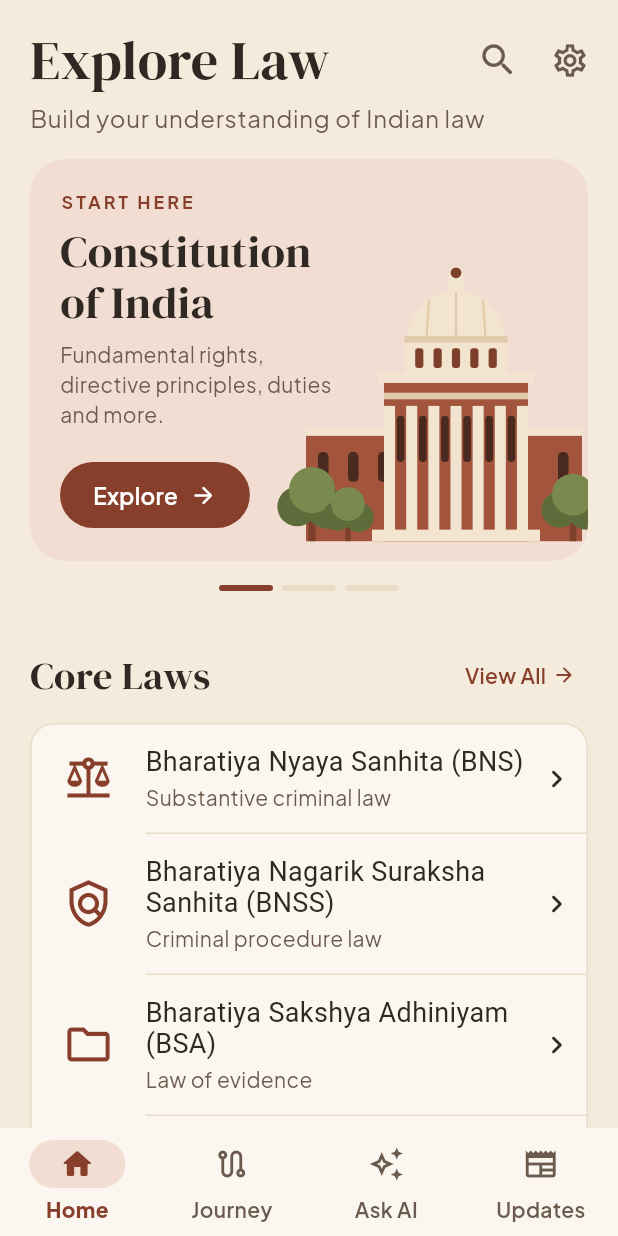
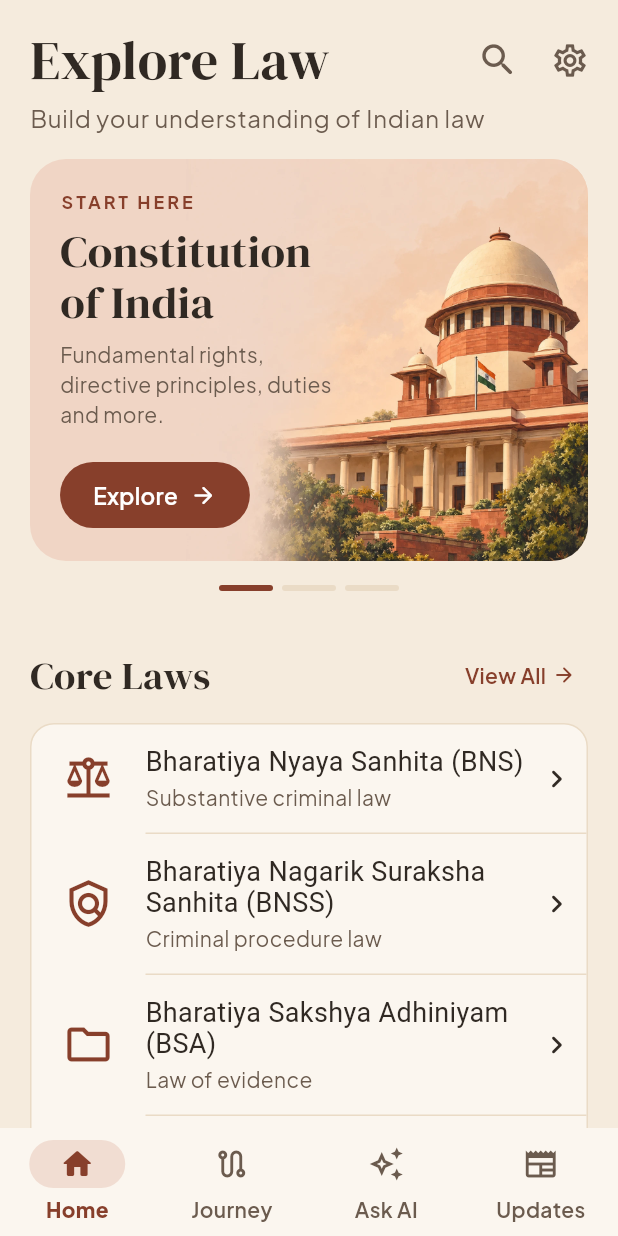
Before and after one commit to gowtham0210/nyaya_v2, a Flutter app: the HomeScreen screen opened by its route, on a phone screen of 412 x 824 dp. Run offline on Flutter 3.47's test engine with Material 3 defaults, Android fonts, the phone set to English and light mode, and no system bars; drawn by our look-alikes of flutter_animate; our stand-ins replace confetti, flutter_riverpod, go_router, google_fonts, material_ui, shared_preferences; accounts and stored records are empty; Roboto replaces fonts that are missing (Dm Serif Text); statements that could not run were skipped.

Commit message:
Use painted image on the Constitution featured card
Add a generated illustration of the Supreme Court
(assets/images/explore_constitution.webp) to the "Start here"
Constitution card. The card background matches the image's peach
edge (#F0D5C5) so there is no seam; the painted-in-code art remains
as a fallback and for the BNS and Everyday Law cards.

Image cards keep light-theme text colours in dark mode so the copy
stays readable on the light painting.

Co-Authored-By: Claude Opus 5.5 <noreply@anthropic.com>

```diff
--- a/lib/features/home/presentation/widgets/explore_sections.dart
+++ b/lib/features/home/presentation/widgets/explore_sections.dart
@@ -100,9 +100,9 @@ class _FeaturedLawsCarouselState extends ConsumerState<FeaturedLawsCarousel> {
   Widget build(BuildContext context) {
     final l = context.l10n;
     final slides = [
-      (l.lawConstitutionTitle, l.lawConstitutionDesc, LawArt.court, 'constitution'),
-      (l.lawBnsShort, l.lawBnsFeatured, LawArt.scales, 'criminal'),
-      (l.lawEverydayTitle, l.lawEverydayFeatured, LawArt.people, 'everyday'),
+      (l.lawConstitutionTitle, l.lawConstitutionDesc, LawArt.court, 'constitution', _FeaturedImage.constitution),
+      (l.lawBnsShort, l.lawBnsFeatured, LawArt.scales, 'criminal', null),
+      (l.lawEverydayTitle, l.lawEverydayFeatured, LawArt.people, 'everyday', null),
     ];
 
     return Column(
@@ -113,11 +113,12 @@ class _FeaturedLawsCarouselState extends ConsumerState<FeaturedLawsCarousel> {
             controller: _controller,
             onPageChanged: (i) => setState(() => _page = i),
             children: [
-              for (final (title, desc, art, chapter) in slides)
+              for (final (title, desc, art, chapter, image) in slides)
                 _FeaturedCard(
                   title: title,
                   desc: desc,
                   art: art,
+                  image: image,
                   onExplore: () => _exploreChapter(context, ref, chapter),
                 ),
             ],
@@ -145,32 +146,73 @@ class _FeaturedLawsCarouselState extends ConsumerState<FeaturedLawsCarousel> {
   }
 }
 
+/// A painted illustration and the flat colour its left edge fades into, so
+/// the card background continues the picture without a seam.
+enum _FeaturedImage {
+  constitution('assets/images/explore_constitution.webp', Color(0xFFF0D5C5));
+
+  const _FeaturedImage(this.asset, this.background);
+
+  final String asset;
+  final Color background;
+}
+
 class _FeaturedCard extends StatelessWidget {
-  const _FeaturedCard({required this.title, required this.desc, required this.art, required this.onExplore});
+  const _FeaturedCard({
+    required this.title,
+    required this.desc,
+    required this.art,
+    required this.onExplore,
+    this.image,
+  });
 
   final String title;
   final String desc;
   final LawArt art;
+  final _FeaturedImage? image;
   final VoidCallback onExplore;
 
   @override
   Widget build(BuildContext context) {
+    final image = this.image;
+    // Painted images have a light background, so their card keeps light-theme
+    // text colours in dark mode too.
+    if (image != null && context.isDark) {
+      return Theme(data: AppTheme.light(), child: Builder(builder: _build));
+    }
+    return _build(context);
+  }
+
+  Widget _build(BuildContext context) {
     final l = context.l10n;
+    final image = this.image;
+    final fallback = ExcludeSemantics(child: LawIllustration(art: art));
     return Container(
       clipBehavior: Clip.antiAlias,
       decoration: BoxDecoration(
-        color: context.isDark ? context.colors.surfaceContainerHigh : context.colors.primaryContainer,
+        color: image?.background ??
+            (context.isDark ? context.colors.surfaceContainerHigh : context.colors.primaryContainer),
         borderRadius: BorderRadius.circular(AppRadius.lg),
       ),
       child: Stack(
         children: [
-          Positioned(
-            right: 0,
-            bottom: 0,
-            width: 200,
-            height: 220,
-            child: ExcludeSemantics(child: LawIllustration(art: art)),
-          ),
+          if (image != null)
+            Positioned(
+              top: 0,
+              right: 0,
+              bottom: 0,
+              child: AspectRatio(
+                aspectRatio: 1,
+                child: Image.asset(
+                  image.asset,
+                  fit: BoxFit.cover,
+                  excludeFromSemantics: true,
+                  errorBuilder: (context, error, stack) => fallback,
+                ),
+              ),
+            )
+          else
+            Positioned(right: 0, bottom: 0, width: 200, height: 220, child: fallback),
           Padding(
             padding: const EdgeInsets.fromLTRB(AppSpacing.page, AppSpacing.page, 0, AppSpacing.page),
             child: FractionallySizedBox(
--- a/pubspec.yaml
+++ b/pubspec.yaml
@@ -31,3 +31,4 @@ flutter:
   generate: true
   assets:
     - assets/questions/
+    - assets/images/
```
Also changed, not shown: assets/images/explore_constitution.webp (added), 1 other file.
